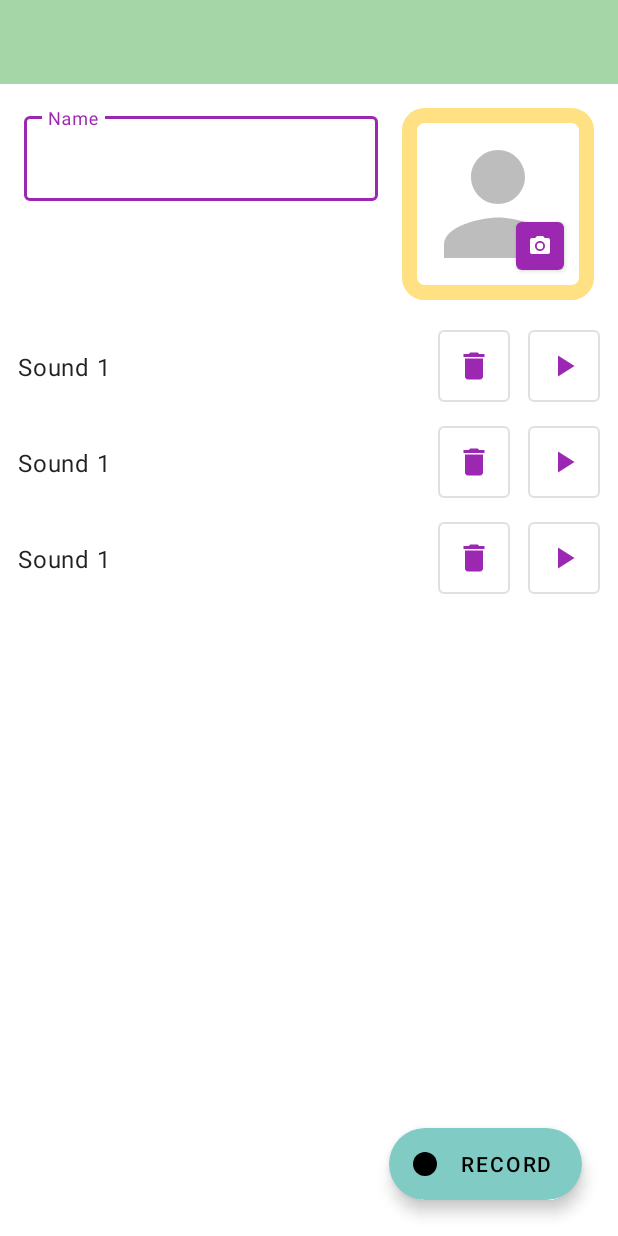
After one commit to babydots/babyphone, an Android app: the layout activity_edit_contact.xml on its own in the app's theme, with its tools: preview values and no code run, on a phone screen of 412 x 824 dp. The commit adds this screen. Run offline under Robolectric (Android 15) with nearby library versions, the phone set to English and light mode, and no system bars.

Commit message:
Initial activity for adding a new contact. Non functional.

```diff
--- a/app/build.gradle
+++ b/app/build.gradle
@@ -5,13 +5,13 @@ plugins {
 
 android {
 
-    compileSdkVersion 30
+    compileSdkVersion 31
     buildToolsVersion "30.0.3"
 
     defaultConfig {
         applicationId "com.serwylo.babyphone"
-        minSdkVersion 22
-        targetSdkVersion 30
+        minSdkVersion 23
+        targetSdkVersion 31
         versionCode 8
         versionName "0.6.0"
 
--- a/app/src/main/java/com/serwylo/babyphone/SettingsActivity.kt
+++ b/app/src/main/java/com/serwylo/babyphone/SettingsActivity.kt
@@ -11,7 +11,6 @@ import com.serwylo.babyphone.databinding.SettingsActivityBinding
 class SettingsActivity : AppCompatActivity(), SharedPreferences.OnSharedPreferenceChangeListener  {
 
     override fun onCreate(savedInstanceState: Bundle?) {
-
 
         // Not sure why, but this has to come before super.onCreate(), or else the light theme
         // will have a dark background, making the text very hard to read. This seems to fix it,
@@ -32,7 +31,7 @@ class SettingsActivity : AppCompatActivity(), SharedPreferences.OnSharedPreferen
 
         setSupportActionBar(binding.toolbar)
         supportActionBar?.setDisplayHomeAsUpEnabled(true)
-        binding.toolbar.setNavigationOnClickListener { v -> NavUtils.navigateUpFromSameTask(this@SettingsActivity) }
+        binding.toolbar.setNavigationOnClickListener { NavUtils.navigateUpFromSameTask(this@SettingsActivity) }
     }
 
     override fun onResume() {
--- a/app/src/main/res/drawable/avatar_background_colours.xml
+++ b/app/src/main/res/drawable/avatar_background_colours.xml
@@ -2,4 +2,5 @@
 <shape xmlns:android="http://schemas.android.com/apk/res/android">
     <stroke android:width="10dp" android:color="@color/amber_200"/>
     <corners android:radius="10dp" />
+    <solid android:color="@color/white" />
 </shape>
--- a/app/src/main/res/drawable/avatar_background_dark.xml
+++ b/app/src/main/res/drawable/avatar_background_dark.xml
@@ -1,4 +1,5 @@
 <?xml version="1.0" encoding="utf-8"?>
 <shape xmlns:android="http://schemas.android.com/apk/res/android">
     <stroke android:width="2dp" android:color="@color/white"/>
+    <solid android:color="@color/grey_900" />
 </shape>
--- a/app/src/main/res/drawable/avatar_background_light.xml
+++ b/app/src/main/res/drawable/avatar_background_light.xml
@@ -1,4 +1,5 @@
 <?xml version="1.0" encoding="utf-8"?>
 <shape xmlns:android="http://schemas.android.com/apk/res/android">
     <stroke android:width="2dp" android:color="@color/black"/>
+    <solid android:color="@color/grey_50" />
 </shape>
--- /dev/null
+++ b/app/src/main/res/drawable/ic_delete.xml
@@ -0,0 +1,5 @@
+<vector android:height="24dp" android:tint="#FFFFFF"
+    android:viewportHeight="24" android:viewportWidth="24"
+    android:width="24dp" xmlns:android="http://schemas.android.com/apk/res/android">
+    <path android:fillColor="@android:color/white" android:pathData="M6,19c0,1.1 0.9,2 2,2h8c1.1,0 2,-0.9 2,-2V7H6v12zM19,4h-3.5l-1,-1h-5l-1,1H5v2h14V4z"/>
+</vector>
--- /dev/null
+++ b/app/src/main/res/drawable/ic_photo.xml
@@ -0,0 +1,6 @@
+<vector android:height="24dp" android:tint="#FFFFFF"
+    android:viewportHeight="24" android:viewportWidth="24"
+    android:width="24dp" xmlns:android="http://schemas.android.com/apk/res/android">
+    <path android:fillColor="@android:color/white" android:pathData="M12,12m-3.2,0a3.2,3.2 0,1 1,6.4 0a3.2,3.2 0,1 1,-6.4 0"/>
+    <path android:fillColor="@android:color/white" android:pathData="M9,2L7.17,4L4,4c-1.1,0 -2,0.9 -2,2v12c0,1.1 0.9,2 2,2h16c1.1,0 2,-0.9 2,-2L22,6c0,-1.1 -0.9,-2 -2,-2h-3.17L15,2L9,2zM12,17c-2.76,0 -5,-2.24 -5,-5s2.24,-5 5,-5 5,2.24 5,5 -2.24,5 -5,5z"/>
+</vector>
--- /dev/null
+++ b/app/src/main/res/drawable/ic_play.xml
@@ -0,0 +1,5 @@
+<vector android:height="24dp" android:tint="#FFFFFF"
+    android:viewportHeight="24" android:viewportWidth="24"
+    android:width="24dp" xmlns:android="http://schemas.android.com/apk/res/android">
+    <path android:fillColor="@android:color/white" android:pathData="M8,5v14l11,-7z"/>
+</vector>
--- /dev/null
+++ b/app/src/main/res/drawable/ic_record.xml
@@ -0,0 +1,5 @@
+<vector android:height="24dp" android:tint="#FFFFFF"
+    android:viewportHeight="24" android:viewportWidth="24"
+    android:width="24dp" xmlns:android="http://schemas.android.com/apk/res/android">
+    <path android:fillColor="@android:color/white" android:pathData="M12,12m-8,0a8,8 0,1 1,16 0a8,8 0,1 1,-16 0"/>
+</vector>
--- /dev/null
+++ b/app/src/main/res/drawable/ic_stop.xml
@@ -0,0 +1,5 @@
+<vector android:height="24dp" android:tint="#FFFFFF"
+    android:viewportHeight="24" android:viewportWidth="24"
+    android:width="24dp" xmlns:android="http://schemas.android.com/apk/res/android">
+    <path android:fillColor="@android:color/white" android:pathData="M6,6h12v12H6z"/>
+</vector>
--- /dev/null
+++ b/app/src/main/res/layout/activity_edit_contact.xml
@@ -0,0 +1,104 @@
+<?xml version="1.0" encoding="utf-8"?>
+<androidx.constraintlayout.widget.ConstraintLayout xmlns:android="http://schemas.android.com/apk/res/android"
+    xmlns:app="http://schemas.android.com/apk/res-auto"
+    xmlns:tools="http://schemas.android.com/tools"
+    android:layout_width="match_parent"
+    android:layout_height="match_parent"
+    tools:context=".EditContactActivity"
+    android:animateLayoutChanges="true">
+
+    <androidx.appcompat.widget.Toolbar
+        android:id="@+id/toolbar"
+        android:background="?attr/actionBarBackground"
+        android:theme="?attr/homeActionBarTheme"
+        android:layout_width="match_parent"
+        android:layout_height="wrap_content"
+        app:elevation="5dp"
+        app:layout_constraintTop_toTopOf="parent"
+        app:layout_constraintStart_toStartOf="parent"
+        app:layout_constraintEnd_toEndOf="parent" />
+
+    <com.google.android.material.textfield.TextInputLayout
+        android:id="@+id/name_input"
+        android:layout_width="0dp"
+        android:layout_height="wrap_content"
+        style="@style/Widget.MaterialComponents.TextInputLayout.OutlinedBox"
+        app:layout_constraintStart_toStartOf="parent"
+        app:layout_constraintEnd_toStartOf="@id/photo"
+        app:layout_constraintTop_toBottomOf="@id/toolbar"
+        android:layout_marginTop="16dp"
+        android:layout_marginStart="16dp"
+        android:layout_marginEnd="16dp"
+        android:hint="Name"
+        >
+        <com.google.android.material.textfield.TextInputEditText
+            android:layout_width="match_parent"
+            android:layout_height="wrap_content" />
+
+    </com.google.android.material.textfield.TextInputLayout>
+
+    <androidx.appcompat.widget.AppCompatImageView
+        android:id="@+id/photo"
+        android:layout_width="128dp"
+        android:layout_height="128dp"
+        android:src="@drawable/ic_person"
+        app:tint="@color/grey_400"
+        android:background="?attr/avatarBackground"
+        android:padding="?attr/avatarPadding"
+        android:layout_marginTop="16dp"
+        android:layout_marginEnd="16dp"
+        app:layout_constraintTop_toBottomOf="@id/toolbar"
+        app:layout_constraintEnd_toEndOf="parent"
+        app:layout_constraintStart_toEndOf="@id/name_input" />
+
+    <com.google.android.material.button.MaterialButton
+        android:id="@+id/take_photo"
+        android:layout_width="32dp"
+        android:layout_height="32dp"
+        app:icon="@drawable/ic_photo"
+        app:iconSize="16dp"
+        android:padding="8dp"
+        android:layout_margin="?attr/avatarPaddingX2"
+        style="@style/Widget.App.Button.IconOnly"
+        app:layout_constraintEnd_toEndOf="@id/photo"
+        app:layout_constraintBottom_toBottomOf="@id/photo"
+        />
+
+    <!--<com.google.android.material.button.MaterialButton
+        android:id="@+id/record"
+        android:layout_width="wrap_content"
+        android:layout_height="wrap_content"
+        app:icon="@drawable/ic_record"
+        android:text="Add Recording"
+        style="@style/Widget.App.Button.IconOnly"
+        app:layout_constraintStart_toStartOf="parent"
+        app:layout_constraintEnd_toStartOf="@id/photo"
+        app:layout_constraintTop_toBottomOf="@id/name_input"
+        app:layout_constraintBottom_toTopOf="@id/sounds"
+        app:layout_constraintHorizontal_bias="0"
+        />-->
+
+    <androidx.recyclerview.widget.RecyclerView
+        android:id="@+id/sounds"
+        android:layout_width="0dp"
+        android:layout_height="0dp"
+        app:layout_constraintStart_toStartOf="parent"
+        app:layout_constraintEnd_toEndOf="parent"
+        app:layout_constraintTop_toBottomOf="@id/photo"
+        app:layout_constraintBottom_toBottomOf="parent"
+        android:layout_marginTop="12dp"
+        tools:listitem="@layout/edit_contact_sound_item"
+        />
+
+    <com.google.android.material.floatingactionbutton.ExtendedFloatingActionButton
+        android:id="@+id/fab"
+        android:layout_width="wrap_content"
+        android:layout_height="wrap_content"
+        app:layout_constraintBottom_toBottomOf="parent"
+        app:layout_constraintEnd_toEndOf="parent"
+        app:icon="@drawable/ic_record"
+        android:text="Record"
+        android:layout_margin="24dp"
+        />
+
+</androidx.constraintlayout.widget.ConstraintLayout>
--- /dev/null
+++ b/app/src/main/res/layout/edit_contact_sound_item.xml
@@ -0,0 +1,43 @@
+<?xml version="1.0" encoding="utf-8"?>
+<androidx.constraintlayout.widget.ConstraintLayout xmlns:android="http://schemas.android.com/apk/res/android"
+    android:layout_width="match_parent"
+    android:layout_height="?android:attr/listPreferredItemHeight"
+    xmlns:tools="http://schemas.android.com/tools"
+    xmlns:app="http://schemas.android.com/apk/res-auto"
+    android:paddingStart="12dp"
+    android:paddingEnd="12dp">
+
+    <androidx.appcompat.widget.AppCompatTextView
+        android:layout_width="0dp"
+        android:layout_height="wrap_content"
+        tools:text="Sound 1"
+        app:layout_constraintEnd_toStartOf="@id/delete"
+        android:layout_marginEnd="12dp"
+        android:textAppearance="?attr/textAppearanceBody1"
+        app:layout_constraintTop_toTopOf="parent"
+        app:layout_constraintBottom_toBottomOf="parent"
+        app:layout_constraintStart_toStartOf="parent"
+        />
+
+    <com.google.android.material.button.MaterialButton
+        android:id="@+id/delete"
+        android:layout_width="0dp"
+        android:layout_height="wrap_content"
+        android:layout_marginEnd="12dp"
+        app:icon="@drawable/ic_delete"
+        style="@style/Widget.App.Button.OutlinedButton.IconOnly"
+        app:layout_constraintTop_toTopOf="parent"
+        app:layout_constraintEnd_toStartOf="@id/play"
+        app:layout_constraintBottom_toBottomOf="parent" />
+
+    <com.google.android.material.button.MaterialButton
+        android:id="@+id/play"
+        android:layout_width="0dp"
+        android:layout_height="wrap_content"
+        app:icon="@drawable/ic_play"
+        style="@style/Widget.App.Button.OutlinedButton.IconOnly"
+        app:layout_constraintTop_toTopOf="parent"
+        app:layout_constraintEnd_toEndOf="parent"
+        app:layout_constraintBottom_toBottomOf="parent" />
+
+</androidx.constraintlayout.widget.ConstraintLayout>
--- a/app/src/main/res/values/attrs.xml
+++ b/app/src/main/res/values/attrs.xml
@@ -7,6 +7,7 @@
     <attr name="textAppearanceBody" format="reference" />
     <attr name="textAppearanceBodySmall" format="reference" />
     <attr name="avatarPadding" format="dimension" />
+    <attr name="avatarPaddingX2" format="dimension" />
     <attr name="avatarBackground" format="reference" />
     <attr name="actionBarBackground" format="reference" />
     <attr name="homeActionBarTheme" format="reference" />
--- a/app/src/main/res/values/themes.xml
+++ b/app/src/main/res/values/themes.xml
@@ -1,6 +1,6 @@
 <resources xmlns:tools="http://schemas.android.com/tools">
     <!-- Base application theme. -->
-    <style name="Theme.BabyPhone.Dark" parent="Theme.AppCompat.NoActionBar">
+    <style name="Theme.BabyPhone.Dark" parent="Theme.MaterialComponents.DayNight.NoActionBar">
 
         <!-- Primary brand color. -->
         <item name="colorPrimary">@color/purple_500</item>
@@ -27,6 +27,7 @@
         <item name="buttonBackground_3">@drawable/button_background_transparent</item>
 
         <item name="avatarPadding">2dp</item>
+        <item name="avatarPaddingX2">4dp</item>
         <item name="avatarBackground">@drawable/avatar_background_dark</item>
 
         <item name="homeActionBarTheme">@style/ThemeOverlay.MaterialComponents.Dark.ActionBar</item>
@@ -34,7 +35,7 @@
 
     </style>
 
-    <style name="Theme.BabyPhone.Light" parent="Theme.AppCompat.Light.NoActionBar">
+    <style name="Theme.BabyPhone.Light" parent="Theme.MaterialComponents.Light.NoActionBar">
 
         <!-- Primary brand color. -->
         <item name="colorPrimary">@color/purple_500</item>
@@ -61,6 +62,7 @@
         <item name="buttonBackground_3">@drawable/button_background_transparent</item>
 
         <item name="avatarPadding">2dp</item>
+        <item name="avatarPaddingX2">4dp</item>
         <item name="avatarBackground">@drawable/avatar_background_light</item>
 
         <item name="homeActionBarTheme">@style/ThemeOverlay.MaterialComponents.Dark.ActionBar</item>
@@ -95,6 +97,7 @@
         <item name="textAppearanceBodySmall">@style/TextAppearance.BodySmall.Colours</item>
 
         <item name="avatarPadding">10dp</item>
+        <item name="avatarPaddingX2">20dp</item>
         <item name="avatarBackground">@drawable/avatar_background_colours</item>
 
         <item name="homeActionBarTheme">@style/ThemeOverlay.MaterialComponents.Dark.ActionBar</item>
@@ -130,4 +133,25 @@
         <item name="android:textSize">18sp</item>
     </style>
 
+    <!-- https://material.io/components/buttons/android#toggle-button -->
+    <style name="Widget.App.Button.OutlinedButton.IconOnly" parent="Widget.MaterialComponents.Button.OutlinedButton">
+        <item name="iconPadding">0dp</item>
+        <item name="android:insetTop">0dp</item>
+        <item name="android:insetBottom">0dp</item>
+        <item name="android:paddingLeft">12dp</item>
+        <item name="android:paddingRight">12dp</item>
+        <item name="android:minWidth">48dp</item>
+        <item name="android:minHeight">48dp</item>
+    </style>
+
+    <style name="Widget.App.Button.IconOnly" parent="Widget.MaterialComponents.Button">
+        <item name="iconPadding">0dp</item>
+        <item name="android:insetTop">0dp</item>
+        <item name="android:insetBottom">0dp</item>
+        <item name="android:paddingLeft">12dp</item>
+        <item name="android:paddingRight">12dp</item>
+        <item name="android:minWidth">48dp</item>
+        <item name="android:minHeight">48dp</item>
+    </style>
+
 </resources>
```
Also changed, not shown: app/src/main/AndroidManifest.xml (+15 -5 lines), app/src/main/java/com/serwylo/babyphone/ContactListFragment.kt (+10 -3 lines), app/src/main/java/com/serwylo/babyphone/ContactListViewAdapter.kt (+11 -3 lines), app/src/main/java/com/serwylo/babyphone/EditContactActivity.kt (added, +111 -0 lines).
